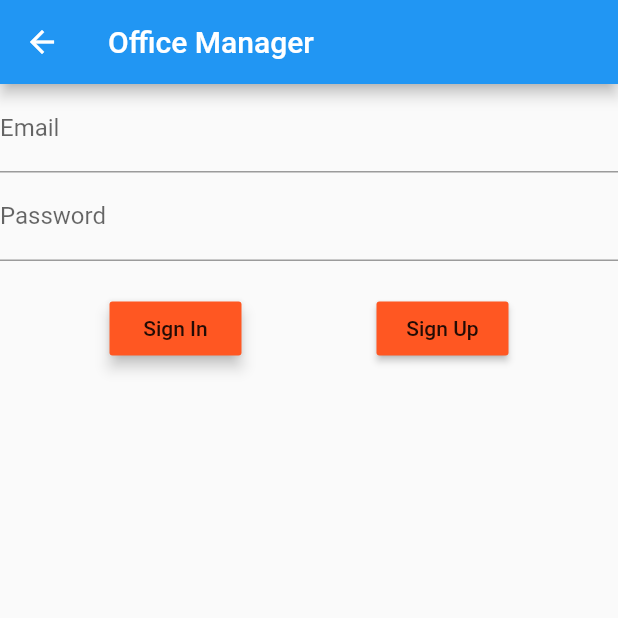
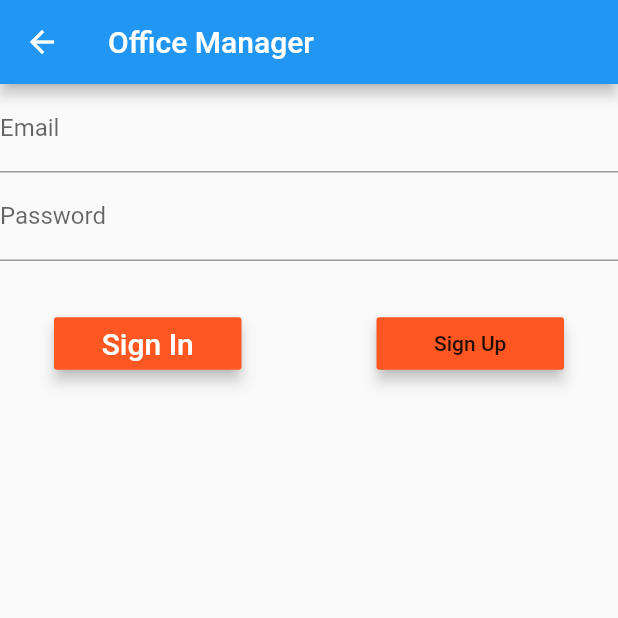
Before and after one commit to smaidd/loginscreenblock, a Flutter app: the screen it shows after launch, after a tap on "Login /w email", on a phone screen of 412 x 824 dp, the top half of it. Run offline on Flutter 3.47's test engine with Material 2 defaults, Android fonts, the phone set to English and light mode, and no system bars; our stand-ins replace firebase_auth, rxdart; accounts and stored records are empty; network calls fail; Roboto replaces fonts that are missing (Raleway).

Commit message:
ceva stiluri

```diff
--- a/lib/src/screens/loginscreen.dart
+++ b/lib/src/screens/loginscreen.dart
@@ -5,6 +5,7 @@ import 'package:firebase_auth/firebase_auth.dart';
 class LoginScreen extends StatelessWidget {
   final _emailController = TextEditingController();
   final _passwordController = TextEditingController();
+  final navigatorKey = GlobalKey<NavigatorState>();
 
   @override
   Widget build(BuildContext context) {
@@ -78,12 +79,25 @@ class LoginScreen extends StatelessWidget {
     return StreamBuilder(
       stream: bloc.submitValue,
       builder: (context, snapshot) {
-        return RaisedButton(
-            elevation: 4.0,
-            splashColor: Colors.red,
-            color: Colors.deepOrange,
-            child: Text('Sign In'),
-            onPressed: snapshot.hasError ? null : signInUserAndPassword);
+        return Container(
+          margin: EdgeInsets.only(top: 20.0),
+          width: 125.0,
+          height: 35.0,
+          child: RaisedButton(
+              child: Text(
+                'Sign In',
+                style: TextStyle(
+                  fontSize: 20.0,
+                  color: Colors.white,
+                  fontFamily: 'Raleway',
+                  fontWeight: FontWeight.w500,
+                ),
+              ),
+              elevation: 4.0,
+              splashColor: Colors.red,
+              color: Colors.deepOrange,
+              onPressed: snapshot.hasError ? null : signInUserAndPassword),
+        );
       },
     );
   }
@@ -92,10 +106,17 @@ class LoginScreen extends StatelessWidget {
     return StreamBuilder(
       stream: bloc.submitValue,
       builder: (context, snapshot) {
-        return RaisedButton(
-            color: Colors.deepOrange,
-            child: Text('Sign Up'),
-            onPressed: snapshot.hasError ? null : signUpUserAndPassword);
+        return Container(
+          margin: EdgeInsets.only(top: 20.0),
+          width: 125.0,
+          height: 35.0,
+          child: RaisedButton(
+              child: Text('Sign Up'),
+              elevation: 4.0,
+              splashColor: Colors.red,
+              color: Colors.deepOrange,
+              onPressed: snapshot.hasError ? null : signUpUserAndPassword),
+        );
       },
     );
   }
@@ -110,14 +131,25 @@ class LoginScreen extends StatelessWidget {
       print('login esuat');
     }
   }
+
   void signUpUserAndPassword() async {
     try {
       FirebaseUser user = await FirebaseAuth.instance
           .createUserWithEmailAndPassword(
-          email: _emailController.text, password: _passwordController.text);
+              email: _emailController.text, password: _passwordController.text);
       print('login succes');
     } catch (e) {
-      print('User exista');
+      print('user exista');
     }
   }
+
+  void show(BuildContext context) {
+    showDialog(
+        context: context,
+        builder: (x) {
+          return new SimpleDialog(children: <Widget>[
+            new Center(child: new Container(child: new Text('foo')))
+          ]);
+        });
+  }
 }
--- a/lib/src/validators/validators.dart
+++ b/lib/src/validators/validators.dart
@@ -3,10 +3,10 @@ import 'dart:async';
 class Validators {
   final emailValidator = StreamTransformer<String, String>.fromHandlers(
     handleData: (email, sink) {
-      if (email.endsWith('@trencadis.ro')) {
+      if (!email.endsWith('@trencadis.ro') || email.isEmpty) {
+        sink.addError('Invalid mail');
+      }else{
         sink.add(email);
-      } else {
-        sink.addError('Enter a valid email');
       }
     },
   );
```
